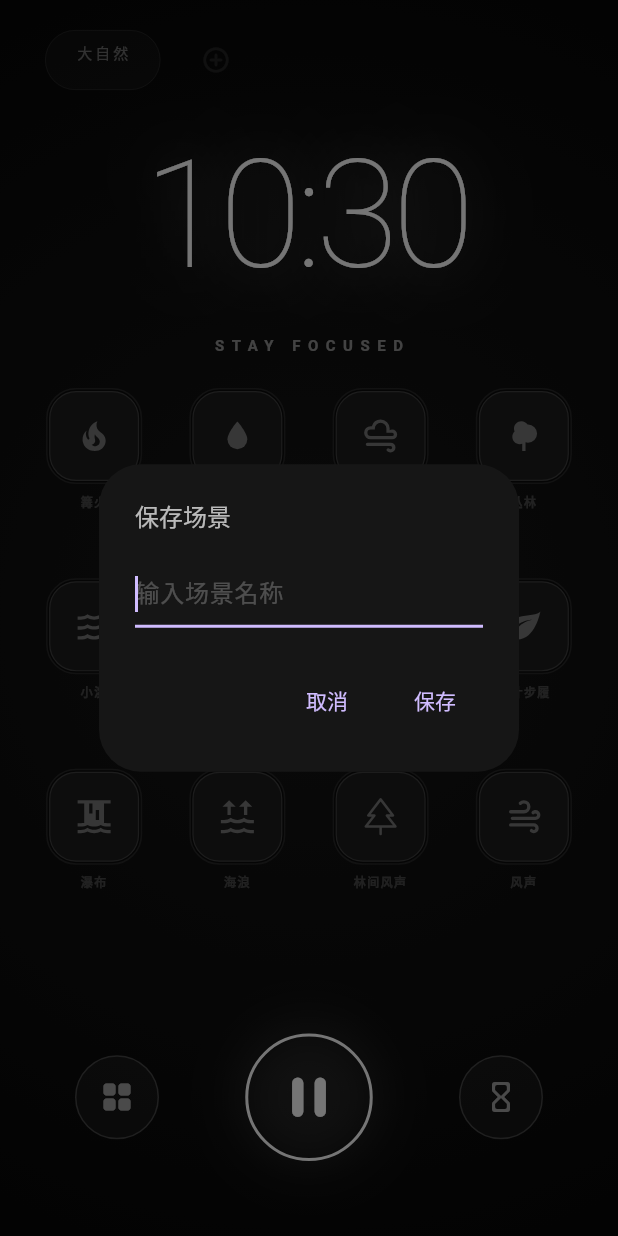
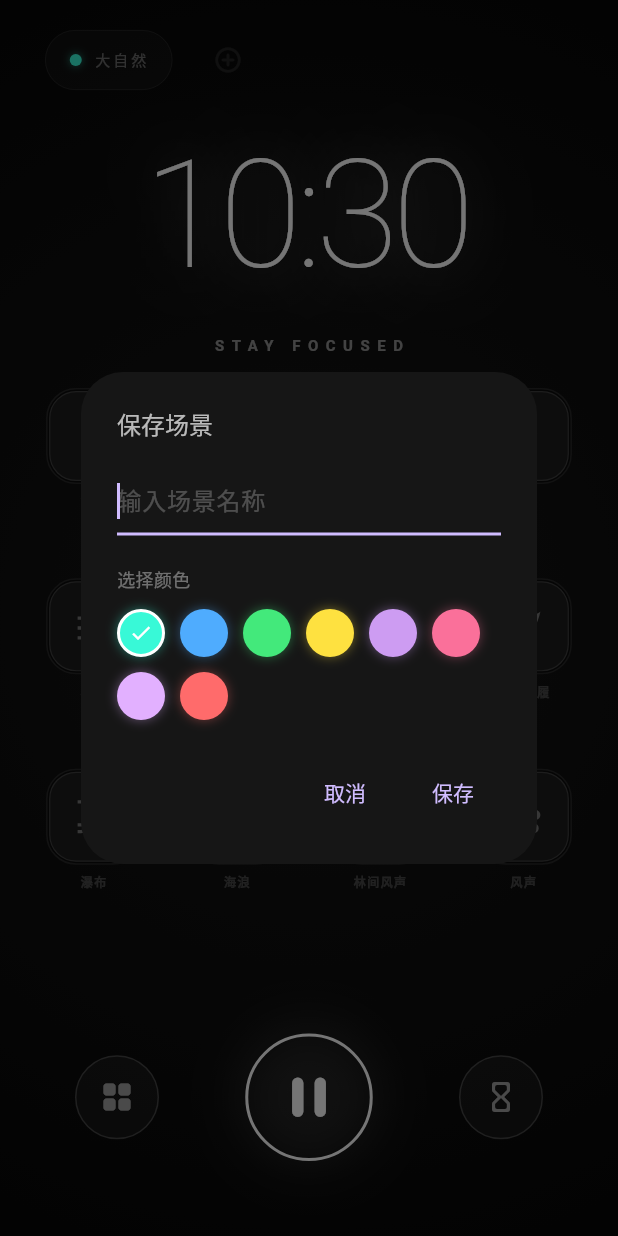
Before and after one commit to Clowrain/serenity_sound, a Flutter app: the screen it shows after launch, item 2 of the bottom bar chosen, after a tap on the "add circle outline" icon, on a phone screen of 412 x 824 dp. Run offline on Flutter 3.47's test engine with Material 3 defaults, Android fonts, the phone set to English and light mode, and no system bars; our stand-ins replace audio_service, flutter_riverpod, flutter_svg, hive, hive_flutter, just_audio; missing offline and left inert: audio_session; accounts and stored records are empty; statements that could not run were skipped.

Commit message:
feat: add scene editing, reordering, and color customization
- Add color field to SoundScene model with copyWith method
- Add renameScene() and reorderScenes() to SceneNotifier
- Replace ListView with ReorderableListView for drag-to-reorder
- Add double-tap gesture for scene name editing
- Add color picker with 8 preset colors in save dialog
- Show color indicator dot on scene chips

```diff
--- a/lib/main.dart
+++ b/lib/main.dart
@@ -114,37 +114,66 @@ class _HomeScreenState extends ConsumerState<HomeScreen> {
         child: SafeArea(
           child: Column(
             children: [
-              // 场景选择器 (新增)
+              // 场景选择器 (支持拖拽排序、双击编辑、颜色显示)
               const SizedBox(height: 20),
               SizedBox(
                 height: 40,
-                child: ListView.builder(
+                child: ReorderableListView.builder(
                   scrollDirection: Axis.horizontal,
                   padding: const EdgeInsets.symmetric(horizontal: 30),
+                  buildDefaultDragHandles: false,
+                  onReorder: (oldIndex, newIndex) {
+                    ref.read(sceneProvider.notifier).reorderScenes(oldIndex, newIndex);
+                  },
                   itemCount: scenes.length + 1,
                   itemBuilder: (context, index) {
                     if (index == scenes.length) {
-                      return _AddSceneButton();
+                      return KeyedSubtree(
+                        key: const ValueKey('add_button'),
+                        child: _AddSceneButton(),
+                      );
                     }
                     final scene = scenes[index];
-                    return GestureDetector(
+                    final sceneColor = Color(int.parse(scene.color.replaceAll('#', '0xFF')));
+                    return KeyedSubtree(
+                      key: ValueKey(scene.id),
+                      child: ReorderableDragStartListener(
+                        index: index,
+                        child: GestureDetector(
                           onTap: () {
                             ref.read(activeSoundsProvider.notifier).applyScene(scene.soundConfig, sounds);
-                        // 首页应用场景后，立即清理非前 12 音效
                             ref.read(activeSoundsProvider.notifier).cleanupNonTop12();
                           },
-                      onLongPress: () => _confirmDeleteScene(context, ref, scene), // 新增长按监听
+                          onDoubleTap: () => _showRenameDialog(context, ref, scene),
+                          onLongPress: () => _confirmDeleteScene(context, ref, scene),
                           child: Container(
                             margin: const EdgeInsets.only(right: 12),
-                        padding: const EdgeInsets.symmetric(horizontal: 20, vertical: 8),
+                            padding: const EdgeInsets.symmetric(horizontal: 16, vertical: 8),
                             decoration: BoxDecoration(
                               color: Colors.white.withOpacity(0.03),
                               borderRadius: BorderRadius.circular(20),
                               border: Border.all(color: Colors.white10, width: 0.5),
                             ),
-                        child: Text(
+                            child: Row(
+                              mainAxisSize: MainAxisSize.min,
+                              children: [
+                                Container(
+                                  width: 8,
+                                  height: 8,
+                                  margin: const EdgeInsets.only(right: 8),
+                                  decoration: BoxDecoration(
+                                    color: sceneColor,
+                                    shape: BoxShape.circle,
+                                    boxShadow: [BoxShadow(color: sceneColor.withOpacity(0.5), blurRadius: 4)],
+                                  ),
+                                ),
+                                Text(
                                   scene.name.toUpperCase(),
                                   style: const TextStyle(fontSize: 10, letterSpacing: 2, color: Colors.white38),
+                                ),
+                              ],
+                            ),
+                          ),
                         ),
                       ),
                     );
@@ -324,6 +353,39 @@ class _HomeScreenState extends ConsumerState<HomeScreen> {
               Navigator.pop(context);
             },
             child: const Text('删除', style: TextStyle(color: Colors.redAccent)),
+          ),
+        ],
+      ),
+    );
+  }
+
+  void _showRenameDialog(BuildContext context, WidgetRef ref, SoundScene scene) {
+    final controller = TextEditingController(text: scene.name);
+    showDialog(
+      context: context,
+      builder: (context) => AlertDialog(
+        backgroundColor: const Color(0xFF161616),
+        title: const Text('编辑场景', style: TextStyle(color: Colors.white70, fontSize: 16)),
+        content: TextField(
+          controller: controller,
+          autofocus: true,
+          style: const TextStyle(color: Colors.white),
+          decoration: const InputDecoration(
+            hintText: '输入场景名称',
+            hintStyle: TextStyle(color: Colors.white24),
+          ),
+        ),
+        actions: [
+          TextButton(onPressed: () => Navigator.pop(context), child: const Text('取消')),
+          TextButton(
+            onPressed: () {
+              final newName = controller.text.trim();
+              if (newName.isNotEmpty) {
+                ref.read(sceneProvider.notifier).renameScene(scene.id, newName);
+              }
+              Navigator.pop(context);
+            },
+            child: const Text('保存'),
           ),
         ],
       ),
@@ -616,14 +678,33 @@ class _EndingFlickerState extends State<_EndingFlicker> with SingleTickerProvide
   }
 }
 
-class _AddSceneButton extends ConsumerWidget {
+class _AddSceneButton extends ConsumerStatefulWidget {
   @override
-  Widget build(BuildContext context, WidgetRef ref) {
+  ConsumerState<_AddSceneButton> createState() => _AddSceneButtonState();
+}
+
+class _AddSceneButtonState extends ConsumerState<_AddSceneButton> {
+  static const List<String> _presetColors = [
+    '#38f9d7', // 青色
+    '#4FACFE', // 蓝色
+    '#43e97b', // 绿色
+    '#fee140', // 黄色
+    '#cd9cf2', // 紫色
+    '#fa709a', // 粉色
+    '#E2B0FF', // 淡紫
+    '#ff6b6b', // 红色
+  ];
+
+  @override
+  Widget build(BuildContext context) {
     return GestureDetector(
       onTap: () async {
-        final name = await _showNameDialog(context);
-        if (name != null && name.isNotEmpty) {
-          ref.read(sceneProvider.notifier).addCurrentAsScene(name);
+        final result = await _showSaveDialog(context);
+        if (result != null && result['name'].isNotEmpty) {
+          ref.read(sceneProvider.notifier).addCurrentAsScene(
+            result['name'],
+            color: result['color'],
+          );
         }
       },
       child: Container(
@@ -633,23 +714,68 @@ class _AddSceneButton extends ConsumerWidget {
     );
   }
 
-  Future<String?> _showNameDialog(BuildContext context) {
+  Future<Map<String, dynamic>?> _showSaveDialog(BuildContext context) {
     String name = "";
-    return showDialog<String>(
+    String selectedColor = _presetColors[0];
+
+    return showDialog<Map<String, dynamic>>(
       context: context,
-      builder: (context) => AlertDialog(
+      builder: (context) => StatefulBuilder(
+        builder: (context, setState) => AlertDialog(
           backgroundColor: const Color(0xFF161616),
           title: const Text('保存场景', style: TextStyle(color: Colors.white70, fontSize: 16)),
-        content: TextField(
+          content: Column(
+            mainAxisSize: MainAxisSize.min,
+            crossAxisAlignment: CrossAxisAlignment.start,
+            children: [
+              TextField(
                 autofocus: true,
                 style: const TextStyle(color: Colors.white),
-          decoration: const InputDecoration(hintText: '输入场景名称', hintStyle: TextStyle(color: Colors.white24)),
+                decoration: const InputDecoration(
+                  hintText: '输入场景名称',
+                  hintStyle: TextStyle(color: Colors.white24),
+                ),
                 onChanged: (val) => name = val,
+              ),
+              const SizedBox(height: 20),
+              const Text('选择颜色', style: TextStyle(color: Colors.white38, fontSize: 12)),
+              const SizedBox(height: 12),
+              Wrap(
+                spacing: 10,
+                runSpacing: 10,
+                children: _presetColors.map((color) {
+                  final isSelected = color == selectedColor;
+                  final colorValue = Color(int.parse(color.replaceAll('#', '0xFF')));
+                  return GestureDetector(
+                    onTap: () => setState(() => selectedColor = color),
+                    child: Container(
+                      width: 32,
+                      height: 32,
+                      decoration: BoxDecoration(
+                        color: colorValue,
+                        shape: BoxShape.circle,
+                        border: isSelected
+                            ? Border.all(color: Colors.white, width: 2)
+                            : null,
+                        boxShadow: [BoxShadow(color: colorValue.withOpacity(0.4), blurRadius: 6)],
+                      ),
+                      child: isSelected
+                          ? const Icon(Icons.check, color: Colors.white, size: 16)
+                          : null,
+                    ),
+                  );
+                }).toList(),
+              ),
+            ],
           ),
           actions: [
             TextButton(onPressed: () => Navigator.pop(context), child: const Text('取消')),
-          TextButton(onPressed: () => Navigator.pop(context, name), child: const Text('保存')),
+            TextButton(
+              onPressed: () => Navigator.pop(context, {'name': name, 'color': selectedColor}),
+              child: const Text('保存'),
+            ),
           ],
+        ),
       ),
     );
   }
--- a/lib/models/sound_effect.dart
+++ b/lib/models/sound_effect.dart
@@ -67,18 +67,30 @@ class SoundScene {
   final String id;
   final String name;
   final Map<String, double> soundConfig; // SoundID -> Volume
+  final String color; // 场景主题色 (hex)
 
   SoundScene({
     required this.id,
     required this.name,
     required this.soundConfig,
+    this.color = '#38f9d7',
   });
+
+  SoundScene copyWith({String? name, String? color}) {
+    return SoundScene(
+      id: id,
+      name: name ?? this.name,
+      soundConfig: soundConfig,
+      color: color ?? this.color,
+    );
+  }
 
   factory SoundScene.fromJson(Map<String, dynamic> json) {
     return SoundScene(
       id: json['id'],
       name: json['name'],
       soundConfig: Map<String, double>.from(json['soundConfig']),
+      color: json['color'] ?? '#38f9d7',
     );
   }
 
@@ -87,6 +99,7 @@ class SoundScene {
       'id': id,
       'name': name,
       'soundConfig': soundConfig,
+      'color': color,
     };
   }
 }
```
Also changed, not shown: lib/providers/sound_provider.dart (+19 -1 lines). Lines whose indentation alone changed are shown as unchanged.
